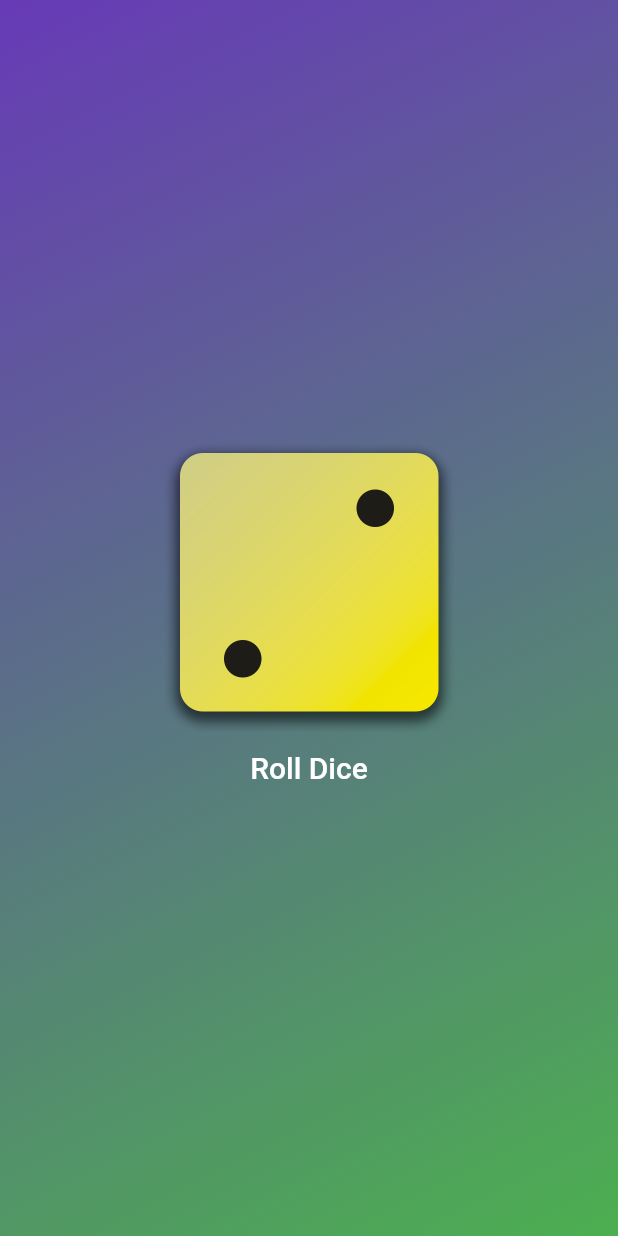
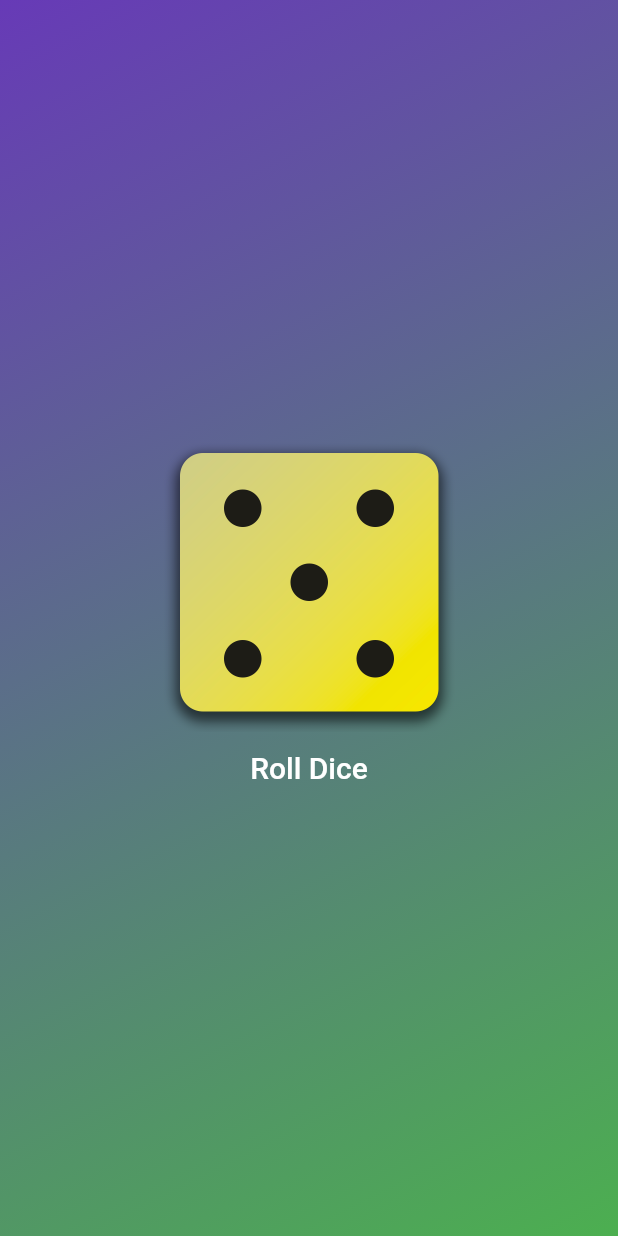
Before and after one commit to Amaanarabiyani/Roll-DIce, a Flutter app: the screen it shows after launch, after a tap on "Roll Dice", on a phone screen of 412 x 824 dp. Run offline on Flutter 3.47's test engine with Material 3 defaults, Android fonts, the phone set to English and light mode, and no system bars.

```diff
--- a/lib/widget/Linear_container.dart
+++ b/lib/widget/Linear_container.dart
@@ -1,5 +1,6 @@
 // ignore_for_file: public_member_api_docs, sort_constructors_first
 import 'package:flutter/material.dart';
+import 'package:roll_dice_app/widget/dice_roller.dart';
 
 class Lineargradient extends StatelessWidget {
   Lineargradient({Key? key, required this.color1, required this.color2})
@@ -7,12 +8,6 @@ class Lineargradient extends StatelessWidget {
 
   final Color color1;
   final Color color2;
-  var activeImage = "assets/images/dice-2.png";
-
-  void rollDice() {
-    activeImage = "assets/images/dice-5.png";
-    print("Chnage Image");
-  }
 
   @override
   Widget build(BuildContext context) {
@@ -28,25 +23,8 @@ class Lineargradient extends StatelessWidget {
         ),
       ),
       child: Center(
-          child: Column(
-        mainAxisAlignment: MainAxisAlignment.center,
-        children: [
-          Image.asset(
-            activeImage,
-            width: 200,
-          ),
-          TextButton(
-            onPressed: rollDice,
-            child: Text(
-              "Roll Dice",
-              style: TextStyle(
-                color: Colors.white,
-                fontSize: 20,
-              ),
-            ),
-          ),
-        ],
-      )),
+        child: DiceRoller(),
+      ),
     );
   }
 }
--- /dev/null
+++ b/lib/widget/dice_roller.dart
@@ -0,0 +1,46 @@
+import 'dart:math';
+
+import 'package:flutter/material.dart';
+
+class DiceRoller extends StatefulWidget {
+  const DiceRoller({super.key});
+
+  @override
+  State<DiceRoller> createState() => _DiceRollerState();
+}
+
+class _DiceRollerState extends State<DiceRoller> {
+  var activeImage = "assets/images/dice-2.png";
+  var currentDiceRoll = 3;
+  final randomizer = Random();
+
+  void rollDice() {
+    setState(() {
+      currentDiceRoll = randomizer.nextInt(6) + 1;
+    });
+    // print("Chnage Image");
+  }
+
+  @override
+  Widget build(BuildContext context) {
+    return Column(
+      mainAxisAlignment: MainAxisAlignment.center,
+      children: [
+        Image.asset(
+          "assets/images/dice-$currentDiceRoll.png",
+          width: 200,
+        ),
+        TextButton(
+          onPressed: rollDice,
+          child: Text(
+            "Roll Dice",
+            style: TextStyle(
+              color: Colors.white,
+              fontSize: 20,
+            ),
+          ),
+        ),
+      ],
+    );
+  }
+}
```
